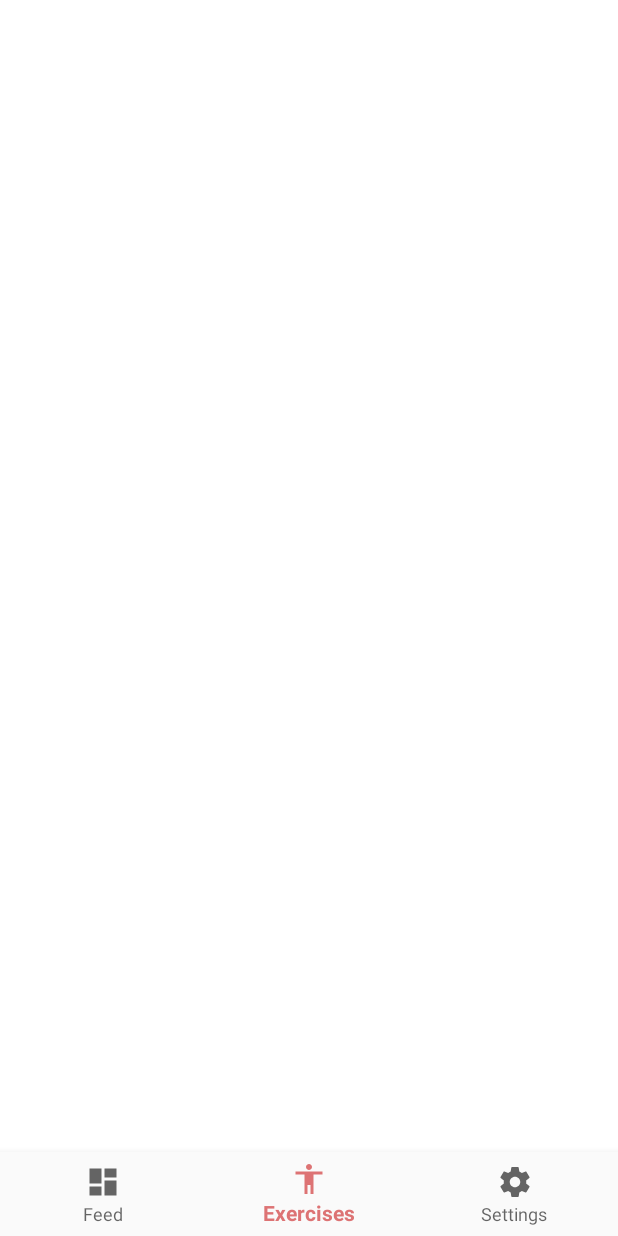
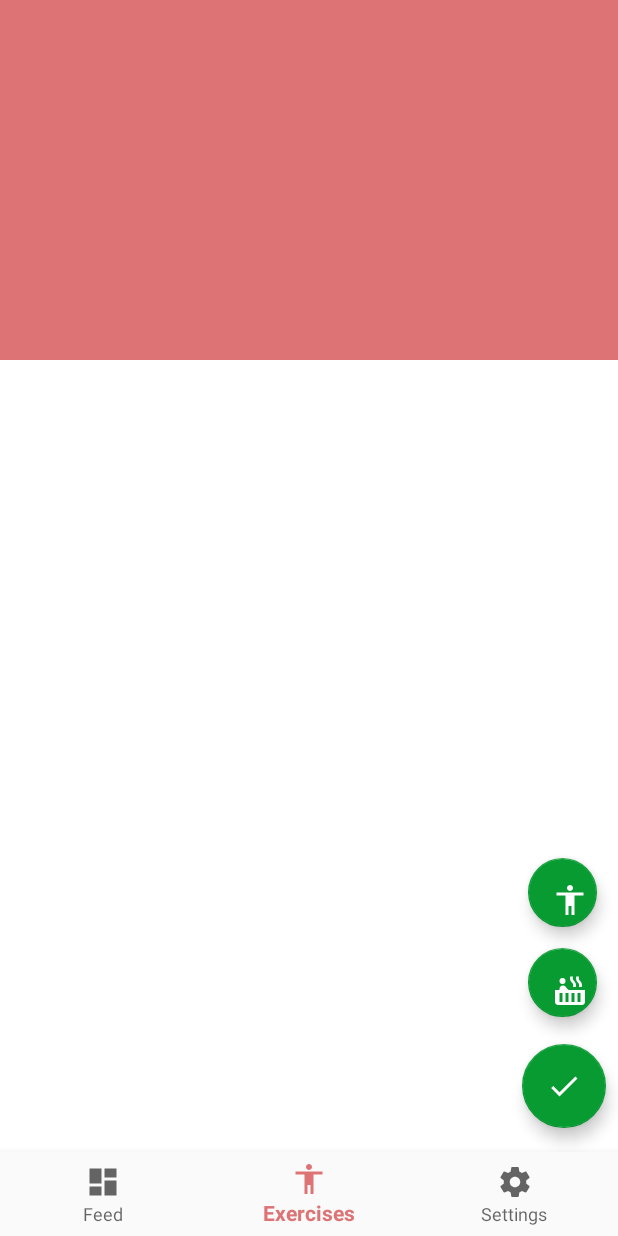
Before and after one commit to Virtual-Athlete/MyFitness, an Android app: the screen it shows after launch (MainActivity), item 2 of the bottom bar chosen, on a phone screen of 412 x 824 dp. Run offline under Robolectric (Android 15) with nearby library versions, the phone set to English and light mode, and no system bars; our stand-ins replace Dagger/Hilt's generated code, Firebase (no records; nobody signed in at launch, a user with empty details on screens opened directly).

Commit message:
added support to insert data into firebase db

```diff
--- a/app/src/main/java/com/virtualathlete/myfitness/MainActivity.kt
+++ b/app/src/main/java/com/virtualathlete/myfitness/MainActivity.kt
@@ -7,6 +7,7 @@ import dagger.android.support.DaggerAppCompatActivity
 import kotlinx.android.synthetic.main.activity_main.*
 import javax.inject.Inject
 
+
 class MainActivity @Inject constructor() : DaggerAppCompatActivity() {
 
     @Inject lateinit var feedFragment: FeedFragment
@@ -15,7 +16,7 @@ class MainActivity @Inject constructor() : DaggerAppCompatActivity() {
         when (item.itemId) {
             R.id.navigation_home -> {
                 //message.setText(R.string.title_home)
-                fragmentManager.beginTransaction().replace(R.id.fragment_frame_layout, feedFragment);
+                supportFragmentManager.beginTransaction().replace(R.id.fragment_frame_layout, feedFragment);
                 return@OnNavigationItemSelectedListener true
             }
             R.id.navigation_dashboard -> {
@@ -33,7 +34,7 @@ class MainActivity @Inject constructor() : DaggerAppCompatActivity() {
     override fun onCreate(savedInstanceState: Bundle?) {
         super.onCreate(savedInstanceState)
         setContentView(R.layout.activity_main)
-        fragmentManager.beginTransaction().replace(R.id.fragment_frame_layout, feedFragment).commit();
+        supportFragmentManager.beginTransaction().replace(R.id.fragment_frame_layout, feedFragment).commit();
         navigation.setOnNavigationItemSelectedListener(mOnNavigationItemSelectedListener)
     }
 }
--- /dev/null
+++ b/app/src/main/java/com/virtualathlete/myfitness/feed/FeedViewModel.kt
@@ -0,0 +1,48 @@
+package com.virtualathlete.myfitness.feed
+
+import android.arch.lifecycle.LiveData
+import android.arch.lifecycle.MutableLiveData
+import android.arch.lifecycle.ViewModel
+import com.google.firebase.database.DataSnapshot
+import com.google.firebase.database.DatabaseError
+import com.google.firebase.database.FirebaseDatabase
+import com.google.firebase.database.ValueEventListener
+import com.virtualathlete.myfitness.model.Workout
+import java.util.concurrent.Executor
+
+/**
+ * Created by haris on 2018-01-20.
+ */
+
+class FeedViewModel: ViewModel(){
+    var workouts: MutableLiveData<List<Workout>> = MutableLiveData()
+
+    fun getWorkouts() : LiveData<List<Workout>> {
+        if (workouts.value == null) {
+            FirebaseDatabase.getInstance()
+                    .getReference("workouts")
+                    .addValueEventListener(object : ValueEventListener {
+                        override fun onDataChange(dataSnapshot: DataSnapshot) {
+                            if (dataSnapshot.exists()) {
+                                val mutableWorkouts = ArrayList<Workout>()
+                                dataSnapshot.children
+                                        .map { it.getValue<Workout>(Workout::class.java) }
+                                        .forEach { workout -> workout?.let { mutableWorkouts.add(it) } }
+                                workouts.postValue(mutableWorkouts)
+                            }
+                        }
+                        override fun onCancelled(p0: DatabaseError?) {
+                            // Crash, lets notify fail somehow!
+                        }
+                    })
+        }
+        return workouts
+    }
+
+    fun addWorkout(workout: Workout){
+        FirebaseDatabase.getInstance()
+                .getReference("workouts")
+                .push()
+                .setValue(workout)
+    }
+}
--- a/app/src/main/java/com/virtualathlete/myfitness/model/WorkoutType.kt
+++ b/app/src/main/java/com/virtualathlete/myfitness/model/WorkoutType.kt
@@ -4,5 +4,5 @@ package com.virtualathlete.myfitness.model
  * Created by haris on 2018-01-19.
  */
 enum class WorkoutType {
-    WEIGHTLIFTING, GYMNASTIC, METABOLIC
+    WEIGHTLIFTING, GYMNASTIC, METABOLIC, REST
 }
--- /dev/null
+++ b/app/src/main/res/drawable/ic_accessibility_white_24dp.xml
@@ -0,0 +1,9 @@
+<vector xmlns:android="http://schemas.android.com/apk/res/android"
+        android:width="24dp"
+        android:height="24dp"
+        android:viewportWidth="24.0"
+        android:viewportHeight="24.0">
+    <path
+        android:fillColor="#FFF"
+        android:pathData="M12,2c1.1,0 2,0.9 2,2s-0.9,2 -2,2 -2,-0.9 -2,-2 0.9,-2 2,-2zM21,9h-6v13h-2v-6h-2v6L9,22L9,9L3,9L3,7h18v2z"/>
+</vector>
--- /dev/null
+++ b/app/src/main/res/drawable/ic_hot_tub_white_24dp.xml
@@ -0,0 +1,12 @@
+<vector xmlns:android="http://schemas.android.com/apk/res/android"
+        android:width="24dp"
+        android:height="24dp"
+        android:viewportWidth="24.0"
+        android:viewportHeight="24.0">
+    <path
+        android:fillColor="#FFF"
+        android:pathData="M7,6m-2,0a2,2 0,1 1,4 0a2,2 0,1 1,-4 0"/>
+    <path
+        android:fillColor="#FFF"
+        android:pathData="M11.15,12c-0.31,-0.22 -0.59,-0.46 -0.82,-0.72l-1.4,-1.55c-0.19,-0.21 -0.43,-0.38 -0.69,-0.5 -0.29,-0.14 -0.62,-0.23 -0.96,-0.23h-0.03C6.01,9 5,10.01 5,11.25L5,12L2,12v8c0,1.1 0.9,2 2,2h16c1.1,0 2,-0.9 2,-2v-8L11.15,12zM7,20L5,20v-6h2v6zM11,20L9,20v-6h2v6zM15,20h-2v-6h2v6zM19,20h-2v-6h2v6zM18.65,5.86l-0.07,-0.07c-0.57,-0.62 -0.82,-1.41 -0.67,-2.2L18,3h-1.89l-0.06,0.43c-0.2,1.36 0.27,2.71 1.3,3.72l0.07,0.06c0.57,0.62 0.82,1.41 0.67,2.2l-0.11,0.59h1.91l0.06,-0.43c0.21,-1.36 -0.27,-2.71 -1.3,-3.71zM14.65,5.86l-0.07,-0.07c-0.57,-0.62 -0.82,-1.41 -0.67,-2.2L14,3h-1.89l-0.06,0.43c-0.2,1.36 0.27,2.71 1.3,3.72l0.07,0.06c0.57,0.62 0.82,1.41 0.67,2.2l-0.11,0.59h1.91l0.06,-0.43c0.21,-1.36 -0.27,-2.71 -1.3,-3.71z"/>
+</vector>
--- a/app/src/main/res/layout/fragment_feed.xml
+++ b/app/src/main/res/layout/fragment_feed.xml
@@ -3,6 +3,7 @@
     xmlns:android="http://schemas.android.com/apk/res/android"
     xmlns:tools="http://schemas.android.com/tools"
     xmlns:app="http://schemas.android.com/apk/res-auto"
+    android:id="@+id/coordinator_layout"
     android:layout_width="match_parent"
     android:layout_height="match_parent"
     android:background="@android:color/white"
@@ -15,6 +16,7 @@
         android:fitsSystemWindows="true">
 
         <android.support.design.widget.CollapsingToolbarLayout
+            android:id="@+id/collapsing_toolbar_layout"
             android:layout_width="match_parent"
             android:layout_height="match_parent"
             app:layout_scrollFlags="scroll|exitUntilCollapsed">
@@ -30,15 +32,18 @@
         </android.support.design.widget.CollapsingToolbarLayout>
     </android.support.design.widget.AppBarLayout>
 
-    <android.support.v4.widget.NestedScrollView
-        android:id="@+id/nested_scroll_view"
+    <android.support.v4.widget.SwipeRefreshLayout
+        android:id="@+id/swipe_refresh_layout"
         android:layout_width="match_parent"
         android:layout_height="wrap_content"
         android:layout_marginStart="8dp"
         android:layout_marginEnd="8dp"
         app:layout_behavior="@string/appbar_scrolling_view_behavior"
         app:behavior_overlapTop="64dp">
-
+        <android.support.v4.widget.NestedScrollView
+            android:id="@+id/nested_scroll_view"
+            android:layout_width="match_parent"
+            android:layout_height="wrap_content">
             <android.support.v7.widget.RecyclerView
                 android:id="@+id/list_workout_recycler_view"
                 android:layout_width="match_parent"
@@ -47,4 +52,42 @@
                 android:nestedScrollingEnabled="false"
                 tools:listitem="@layout/list_item_workout"/>
         </android.support.v4.widget.NestedScrollView>
+    </android.support.v4.widget.SwipeRefreshLayout>
+
+    <android.support.design.widget.FloatingActionButton
+        android:id="@+id/workout_floating_action_button"
+        android:layout_width="46dp"
+        android:layout_height="46dp"
+        android:layout_marginEnd="14dp"
+        android:clickable="true"
+        android:focusable="true"
+        android:layout_marginBottom="150dp"
+        android:layout_gravity="bottom|end"
+        android:src="@drawable/ic_accessibility_white_24dp"
+        app:backgroundTint="@color/colorAccent" />
+
+    <android.support.design.widget.FloatingActionButton
+        android:id="@+id/sleep_floating_action_button"
+        android:layout_width="46dp"
+        android:layout_height="46dp"
+        android:layout_marginEnd="14dp"
+        android:clickable="true"
+        android:focusable="true"
+        android:layout_marginBottom="90dp"
+        android:layout_gravity="bottom|end"
+        android:src="@drawable/ic_hot_tub_white_24dp"
+        app:backgroundTint="@color/colorAccent" />
+
+    <android.support.design.widget.FloatingActionButton
+        android:id="@+id/floating_action_button"
+        android:layout_width="56dp"
+        android:layout_height="56dp"
+        android:layout_marginEnd="8dp"
+        android:clickable="true"
+        android:focusable="true"
+        android:layout_marginBottom="16dp"
+        android:layout_gravity="bottom|end"
+        android:src="@drawable/ic_check_white_24dp"
+        app:backgroundTint="@color/colorAccent" />
+
 </android.support.design.widget.CoordinatorLayout>
--- a/app/src/main/res/values/strings.xml
+++ b/app/src/main/res/values/strings.xml
@@ -3,4 +3,11 @@
     <string name="title_home">Feed</string>
     <string name="title_dashboard">Exercises</string>
     <string name="title_notifications">Settings</string>
+
+    <string-array name="exercise_types">
+        <item>Weightlifting</item>
+        <item>Metabolic</item>
+        <item>Gymnastic</item>
+        <item>Rest</item>
+    </string-array>
 </resources>
```
Also changed, not shown: app/src/main/java/com/virtualathlete/myfitness/feed/FeedFragment.kt (+34 -63 lines), app/src/main/java/com/virtualathlete/myfitness/feed/WorkoutViewAdapter.kt (+11 -2 lines), app/src/main/res/drawable/ic_hot_tub_black_24dp.xml (added, +12 -0 lines). Lines whose indentation alone changed are shown as unchanged.
